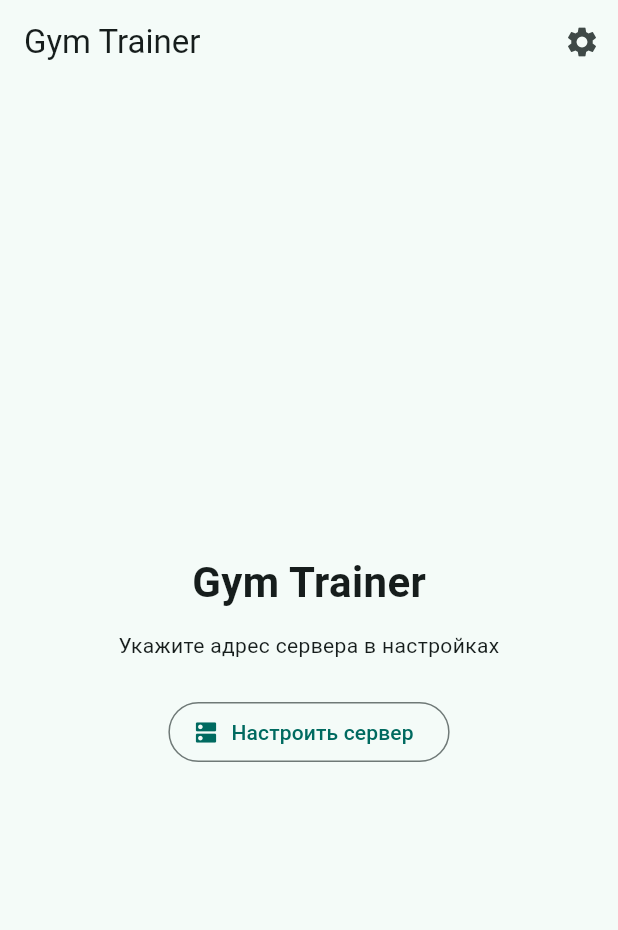
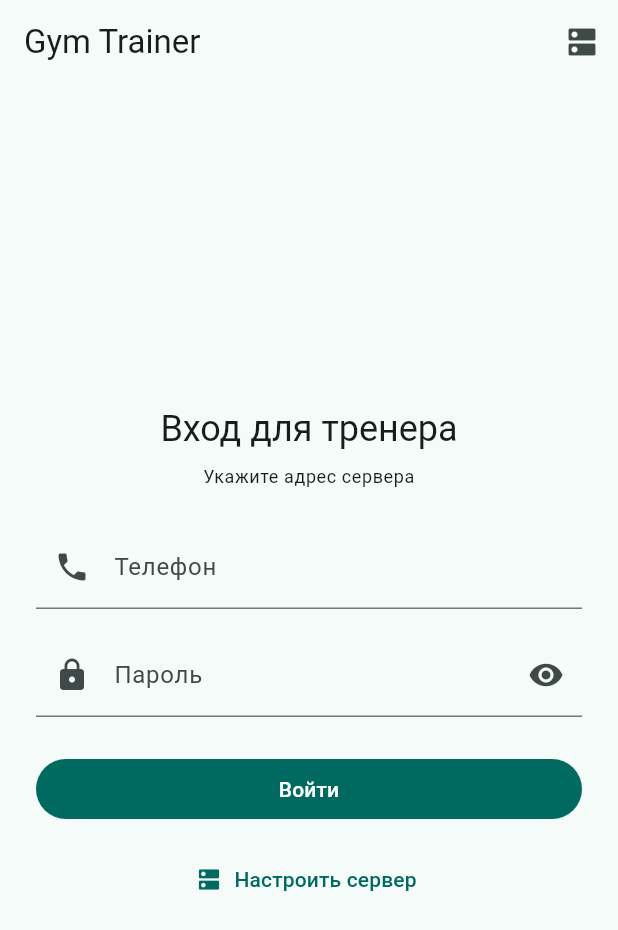
Before and after one commit to staff-rf154/gym-app, a Flutter app: the screen it shows after launch, on a phone screen of 412 x 824 dp. Shown: the top 930 px of the screen. Run offline on Flutter 3.47's test engine with Material 3 defaults, Android fonts, the phone set to English and light mode, and no system bars; our stand-ins replace dio, flutter_riverpod, flutter_secure_storage.

Commit message:
feat(mobile): trainer auth

```diff
--- a/mobile/lib/app.dart
+++ b/mobile/lib/app.dart
@@ -1,117 +1,85 @@
 import 'package:flutter/material.dart';
+import 'package:flutter_riverpod/flutter_riverpod.dart';
 
-import 'core/api/dio_client.dart';
+import 'core/api/api_error.dart';
+import 'features/auth/auth_controller.dart';
+import 'features/auth/login_screen.dart';
+import 'features/home/trainer_home_screen.dart';
 
-class GymTrainerApp extends StatelessWidget {
-  const GymTrainerApp({super.key, required this.apiClient});
-
-  final ApiClient apiClient;
+class GymTrainerApp extends ConsumerWidget {
+  const GymTrainerApp({super.key});
 
   @override
-  Widget build(BuildContext context) {
+  Widget build(BuildContext context, WidgetRef ref) {
+    final authState = ref.watch(authControllerProvider);
+
+    final Widget home = switch (authState) {
+      AsyncData(:final value) =>
+        value == null ? const LoginScreen() : TrainerHomeScreen(user: value),
+      AsyncError(:final error) => _SessionErrorScreen(error: error),
+      _ => const _SplashScreen(),
+    };
+
     return MaterialApp(
       title: 'Gym Trainer',
       theme: ThemeData(
         colorScheme: ColorScheme.fromSeed(seedColor: Colors.teal),
         useMaterial3: true,
       ),
-      home: HomeScreen(apiClient: apiClient),
+      home: home,
     );
   }
 }
 
-class HomeScreen extends StatefulWidget {
-  const HomeScreen({super.key, required this.apiClient});
-
-  final ApiClient apiClient;
+class _SplashScreen extends StatelessWidget {
+  const _SplashScreen();
 
   @override
-  State<HomeScreen> createState() => _HomeScreenState();
-}
-
-class _HomeScreenState extends State<HomeScreen> {
-  Future<void> _editServerUrl() async {
-    final controller = TextEditingController(text: widget.apiClient.baseUrl);
-    final value = await showDialog<String>(
-      context: context,
-      builder: (context) => AlertDialog(
-        title: const Text('Адрес сервера'),
-        content: TextField(
-          controller: controller,
-          autofocus: true,
-          keyboardType: TextInputType.url,
-          decoration: const InputDecoration(
-            hintText: 'https://gym.example.com',
-            helperText: 'Можно указать домен или полный адрес с /api/v1',
-          ),
-        ),
-        actions: [
-          TextButton(
-            onPressed: () => Navigator.of(context).pop(),
-            child: const Text('Отмена'),
-          ),
-          FilledButton(
-            onPressed: () => Navigator.of(context).pop(controller.text),
-            child: const Text('Сохранить'),
-          ),
-        ],
-      ),
-    );
-    if (value == null) {
-      return;
-    }
-    await widget.apiClient.setBaseUrl(value);
-    if (!mounted) {
-      return;
-    }
-    setState(() {});
-    ScaffoldMessenger.of(context).showSnackBar(
-      SnackBar(
-        content: Text(
-          widget.apiClient.isConfigured
-              ? 'Сервер: ${widget.apiClient.baseUrl}'
-              : 'Адрес сервера не задан',
+  Widget build(BuildContext context) {
+    return const Scaffold(
+      body: Center(
+        child: Column(
+          mainAxisAlignment: MainAxisAlignment.center,
+          children: [
+            Text(
+              'Gym Trainer',
+              style: TextStyle(fontSize: 24, fontWeight: FontWeight.bold),
+            ),
+            SizedBox(height: 24),
+            CircularProgressIndicator(),
+          ],
         ),
       ),
     );
   }
+}
+
+class _SessionErrorScreen extends ConsumerWidget {
+  const _SessionErrorScreen({required this.error});
+
+  final Object error;
 
   @override
-  Widget build(BuildContext context) {
+  Widget build(BuildContext context, WidgetRef ref) {
     return Scaffold(
-      appBar: AppBar(
-        title: const Text('Gym Trainer'),
-        actions: [
-          IconButton(
-            onPressed: _editServerUrl,
-            icon: const Icon(Icons.settings),
-            tooltip: 'Адрес сервера',
-          ),
-        ],
-      ),
       body: Center(
         child: Padding(
           padding: const EdgeInsets.all(24),
           child: Column(
             mainAxisAlignment: MainAxisAlignment.center,
             children: [
-              const Text(
-                'Gym Trainer',
-                style: TextStyle(fontSize: 28, fontWeight: FontWeight.bold),
+              const Icon(Icons.cloud_off, size: 56),
+              const SizedBox(height: 16),
+              Text(apiErrorMessage(error), textAlign: TextAlign.center),
+              const SizedBox(height: 24),
+              FilledButton(
+                onPressed: () => ref.invalidate(authControllerProvider),
+                child: const Text('Повторить'),
               ),
-              const SizedBox(height: 12),
-              Text(
-                widget.apiClient.isConfigured
-                    ? widget.apiClient.baseUrl
-                    : 'Укажите адрес сервера в настройках',
-                textAlign: TextAlign.center,
-                style: Theme.of(context).textTheme.bodyMedium,
-              ),
-              const SizedBox(height: 24),
-              OutlinedButton.icon(
-                onPressed: _editServerUrl,
-                icon: const Icon(Icons.dns),
-                label: const Text('Настроить сервер'),
+              TextButton(
+                onPressed: () =>
+                    ref.read(authControllerProvider.notifier).logout(),
+                child: const Text('Выйти'),
               ),
             ],
           ),
--- /dev/null
+++ b/mobile/lib/features/auth/login_screen.dart
@@ -0,0 +1,167 @@
+import 'package:flutter/material.dart';
+import 'package:flutter_riverpod/flutter_riverpod.dart';
+
+import '../../core/api/api_error.dart';
+import '../../core/providers.dart';
+import '../../core/widgets/server_url_dialog.dart';
+import 'auth_controller.dart';
+
+class LoginScreen extends ConsumerStatefulWidget {
+  const LoginScreen({super.key});
+
+  @override
+  ConsumerState<LoginScreen> createState() => _LoginScreenState();
+}
+
+class _LoginScreenState extends ConsumerState<LoginScreen> {
+  final _formKey = GlobalKey<FormState>();
+  final _phoneController = TextEditingController();
+  final _passwordController = TextEditingController();
+
+  bool _obscurePassword = true;
+  bool _submitting = false;
+
+  @override
+  void dispose() {
+    _phoneController.dispose();
+    _passwordController.dispose();
+    super.dispose();
+  }
+
+  Future<void> _editServerUrl() async {
+    final changed = await showServerUrlDialog(
+      context,
+      ref.read(apiClientProvider),
+    );
+    if (changed && mounted) {
+      setState(() {});
+    }
+  }
+
+  Future<void> _submit() async {
+    if (!_formKey.currentState!.validate()) {
+      return;
+    }
+    setState(() => _submitting = true);
+    try {
+      await ref
+          .read(authControllerProvider.notifier)
+          .login(
+            phone: _phoneController.text.trim(),
+            password: _passwordController.text,
+          );
+    } catch (error) {
+      if (mounted) {
+        ScaffoldMessenger.of(context)
+            .showSnackBar(SnackBar(content: Text(apiErrorMessage(error))));
+      }
+    } finally {
+      if (mounted) {
+        setState(() => _submitting = false);
+      }
+    }
+  }
+
+  @override
+  Widget build(BuildContext context) {
+    final client = ref.watch(apiClientProvider);
+    final theme = Theme.of(context);
+
+    return Scaffold(
+      appBar: AppBar(
+        title: const Text('Gym Trainer'),
+        actions: [
+          IconButton(
+            onPressed: _editServerUrl,
+            icon: const Icon(Icons.dns),
+            tooltip: 'Адрес сервера',
+          ),
+        ],
+      ),
+      body: Center(
+        child: SingleChildScrollView(
+          padding: const EdgeInsets.all(24),
+          child: ConstrainedBox(
+            constraints: const BoxConstraints(maxWidth: 420),
+            child: Form(
+              key: _formKey,
+              child: Column(
+                crossAxisAlignment: CrossAxisAlignment.stretch,
+                children: [
+                  Text(
+                    'Вход для тренера',
+                    textAlign: TextAlign.center,
+                    style: theme.textTheme.headlineSmall,
+                  ),
+                  const SizedBox(height: 8),
+                  Text(
+                    client.isConfigured
+                        ? client.baseUrl
+                        : 'Укажите адрес сервера',
+                    textAlign: TextAlign.center,
+                    style: theme.textTheme.bodySmall,
+                  ),
+                  const SizedBox(height: 24),
+                  TextFormField(
+                    controller: _phoneController,
+                    keyboardType: TextInputType.phone,
+                    autofillHints: const [AutofillHints.telephoneNumber],
+                    decoration: const InputDecoration(
+                      labelText: 'Телефон',
+                      hintText: '+79001234567',
+                      prefixIcon: Icon(Icons.phone),
+                    ),
+                    validator: (value) => value == null || value.trim().isEmpty
+                        ? 'Введите телефон'
+                        : null,
+                  ),
+                  const SizedBox(height: 16),
+                  TextFormField(
+                    controller: _passwordController,
+                    obscureText: _obscurePassword,
+                    autofillHints: const [AutofillHints.password],
+                    decoration: InputDecoration(
+                      labelText: 'Пароль',
+                      prefixIcon: const Icon(Icons.lock),
+                      suffixIcon: IconButton(
+                        onPressed: () => setState(
+                          () => _obscurePassword = !_obscurePassword,
+                        ),
+                        icon: Icon(
+                          _obscurePassword
+                              ? Icons.visibility
+                              : Icons.visibility_off,
+                        ),
+                      ),
+                    ),
+                    validator: (value) => value == null || value.isEmpty
+                        ? 'Введите пароль'
+                        : null,
+                    onFieldSubmitted: (_) => _submitting ? null : _submit(),
+                  ),
+                  const SizedBox(height: 24),
+                  FilledButton(
+                    onPressed: _submitting ? null : _submit,
+                    child: _submitting
+                        ? const SizedBox(
+                            width: 20,
+                            height: 20,
+                            child: CircularProgressIndicator(strokeWidth: 2),
+                          )
+                        : const Text('Войти'),
+                  ),
+                  const SizedBox(height: 12),
+                  TextButton.icon(
+                    onPressed: _submitting ? null : _editServerUrl,
+                    icon: const Icon(Icons.dns),
+                    label: const Text('Настроить сервер'),
+                  ),
+                ],
+              ),
+            ),
+          ),
+        ),
+      ),
+    );
+  }
+}
```
Also changed, not shown: mobile/lib/core/api/api_error.dart (added, +39 -0 lines), mobile/lib/core/providers.dart (added, +10 -0 lines), mobile/lib/core/widgets/server_url_dialog.dart (added, +38 -0 lines), mobile/lib/features/auth/auth_api.dart (added, +24 -0 lines), mobile/lib/features/auth/auth_controller.dart (added, +61 -0 lines), mobile/lib/features/auth/models.dart (added, +48 -0 lines), mobile/lib/features/home/trainer_home_screen.dart (added, +51 -0 lines), mobile/lib/features/settings/settings_screen.dart (added, +63 -0 lines), mobile/lib/main.dart (+2 -7 lines), 1 other file.
